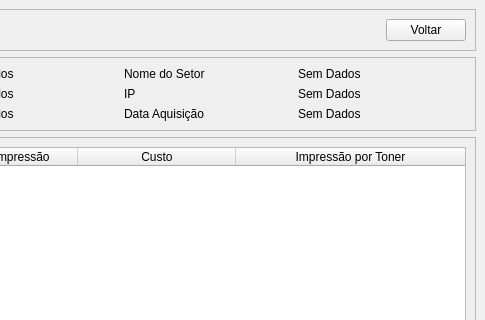
The window that View/Telas/TelaRelatorio.ui (Blastoles/ProjetoSCGI) describes before a commit, drawn with Qt 5; both pictures show x 416 to 901 and y 0 to 320 of the 901 by 616 pixel window.
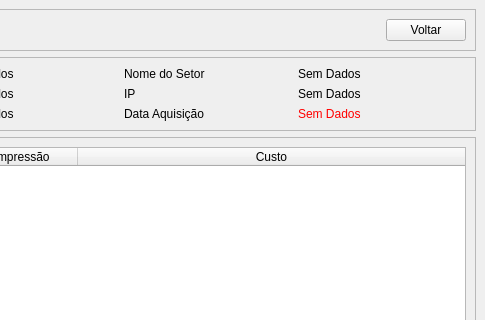
The same window after the commit. Icons and pictures are not drawn.

Patch:
```diff
--- a/View/Telas/TelaRelatorio.ui
+++ b/View/Telas/TelaRelatorio.ui
@@ -123,6 +123,9 @@
        </item>
        <item row="2" column="4">
         <widget class="QLabel" name="DD_Data">
+         <property name="styleSheet">
+          <string notr="true">color: rgb(255, 0, 0);</string>
+         </property>
          <property name="text">
           <string>Sem Dados</string>
          </property>
@@ -185,11 +188,6 @@
            <string>Custo</string>
           </property>
          </column>
-         <column>
-          <property name="text">
-           <string>Impressão por Toner</string>
-          </property>
-         </column>
         </widget>
        </item>
       </layout>
```
